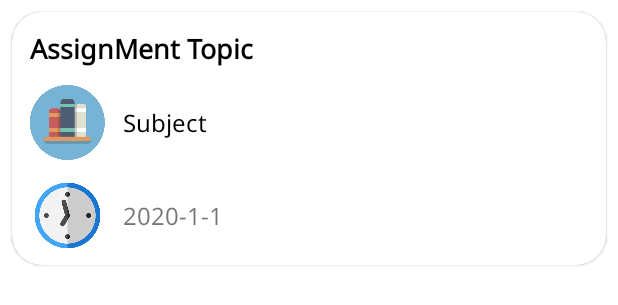
After one commit to harishpadmanabh-HP/SmartClassRoom, an Android app: the layout assignment_row_layout.xml on its own in the app's theme, with its tools: preview values and no code run, on a phone screen of 412 x 824 dp. The commit adds this screen. Shown: the top 305 px of the screen. Run offline under Robolectric (Android 15) with nearby library versions, the phone set to English and light mode, and no system bars.

Commit message:
assignment list added

```diff
--- /dev/null
+++ b/app/src/main/res/drawable/up_round_layout.xml
@@ -0,0 +1,6 @@
+<?xml version="1.0" encoding="utf-8"?>
+<shape xmlns:android="http://schemas.android.com/apk/res/android" android:shape="rectangle">
+<solid android:color="#FAFAFA"></solid>
+    <corners android:topLeftRadius="40dp"
+        android:topRightRadius="40dp"/>
+</shape>
--- /dev/null
+++ b/app/src/main/res/layout/assignment_row_layout.xml
@@ -0,0 +1,74 @@
+<?xml version="1.0" encoding="utf-8"?>
+<com.google.android.material.card.MaterialCardView
+    xmlns:android="http://schemas.android.com/apk/res/android"
+    xmlns:app="http://schemas.android.com/apk/res-auto"
+    xmlns:tools="http://schemas.android.com/tools"
+    android:layout_width="match_parent"
+    android:background="@color/white"
+    android:layout_margin="8dp"
+    app:cardCornerRadius="20dp"
+    android:layout_height="wrap_content">
+    <androidx.constraintlayout.widget.ConstraintLayout
+        android:layout_marginBottom="8dp"
+        android:layout_width="match_parent"
+        android:layout_height="match_parent">
+
+        <ImageView
+            android:id="@+id/imageView2"
+            android:layout_width="50dp"
+            android:layout_height="50dp"
+            android:layout_marginTop="12dp"
+            app:layout_constraintStart_toStartOf="@+id/imageView"
+            app:layout_constraintTop_toBottomOf="@+id/imageView"
+            app:srcCompat="@drawable/ic_clock" />
+
+        <ImageView
+            android:id="@+id/imageView"
+            android:layout_width="50dp"
+            android:layout_height="50dp"
+            android:layout_marginTop="12dp"
+            app:layout_constraintStart_toStartOf="@+id/tv_topic"
+            app:layout_constraintTop_toBottomOf="@+id/tv_topic"
+            app:srcCompat="@drawable/ic_book_round" />
+
+        <TextView
+            android:id="@+id/tv_topic"
+            android:layout_width="wrap_content"
+            android:layout_height="wrap_content"
+            android:layout_marginStart="12dp"
+            android:layout_marginTop="12dp"
+            android:fontFamily="@font/noto_sans"
+            android:textColor="@color/black"
+            android:textSize="18dp"
+            android:textStyle="bold"
+            app:layout_constraintStart_toStartOf="parent"
+            app:layout_constraintTop_toTopOf="parent"
+            tools:text="AssignMent Topic" />
+
+        <TextView
+            android:id="@+id/tv_subject"
+            android:layout_width="wrap_content"
+            android:layout_height="wrap_content"
+            android:layout_marginStart="12dp"
+            tools:text="Subject"
+            android:textColor="@color/black"
+            android:textSize="16dp"
+            android:fontFamily="@font/noto_sans"
+            app:layout_constraintBottom_toBottomOf="@+id/imageView"
+            app:layout_constraintStart_toEndOf="@+id/imageView"
+            app:layout_constraintTop_toTopOf="@+id/imageView" />
+
+        <TextView
+            android:id="@+id/tv_dueDate"
+            android:layout_width="wrap_content"
+            android:layout_height="wrap_content"
+            android:layout_marginStart="12dp"
+            tools:text="2020-1-1"
+            android:fontFamily="@font/noto_sans"
+            android:textSize="16dp"
+            app:layout_constraintBottom_toBottomOf="@+id/imageView2"
+            app:layout_constraintStart_toEndOf="@+id/imageView2"
+            app:layout_constraintTop_toTopOf="@+id/imageView2" />
+    </androidx.constraintlayout.widget.ConstraintLayout>
+
+</com.google.android.material.card.MaterialCardView>
--- a/app/src/main/res/values/colors.xml
+++ b/app/src/main/res/values/colors.xml
@@ -14,4 +14,10 @@
     <color name="primaryTextColor">#11CFC5</color>
     <color name="dullblue">#6C5DD3</color>
     <color name="cream">#F1A1BA</color>
+    <color name="lightGray">#F9F9F9</color>
+    <color name="mediumGray">#D1D1D1</color>
+    <color name="lightMediumGray">#80D1D1D1</color>
+    <color name="darkGray">#4B4B4B</color>
+    <color name="alabaster">#FAFAFA</color>
+
 </resources>
```
Also changed, not shown: app/src/main/AndroidManifest.xml (+4 -4 lines), app/src/main/java/com/harish/smartclassroom/adapters/AssignmentAdapter.kt (added, +46 -0 lines), app/src/main/java/com/harish/smartclassroom/data/Apis.kt (+12 -2 lines), app/src/main/java/com/harish/smartclassroom/data/AppData.kt (added, +44 -0 lines), app/src/main/java/com/harish/smartclassroom/data/models/AssignmentListResponse.kt (added, +28 -0 lines), app/src/main/java/com/harish/smartclassroom/data/repositories/StudentRepository.kt (+25 -0 lines), app/src/main/java/com/harish/smartclassroom/ui/Register.kt (+10 -0 lines), app/src/main/java/com/harish/smartclassroom/ui/fragments/Assignments.kt (+68 -1 lines), app/src/main/java/com/harish/smartclassroom/viewmodels/HomeViewModel.kt (added, +31 -0 lines), app/src/main/res/layout/fragment_assignments.xml (+39 -5 lines), app/src/main/res/layout/shimmer_row_layout.xml (added, +75 -0 lines), app/src/main/res/drawable/ic_book_round.png (added), app/src/main/res/drawable/ic_clock.png (added).
